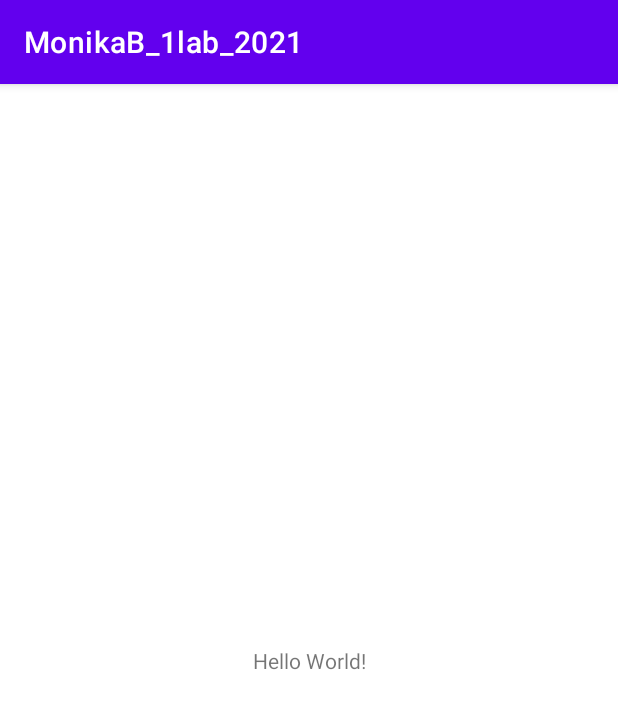
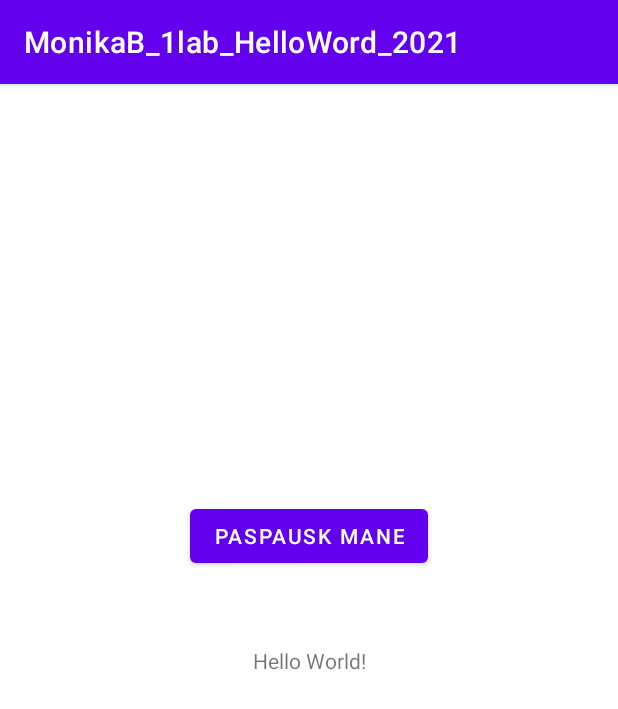
Before and after one commit to monikabar/MonikaB_1lab, an Android app: the screen it shows after launch (MainActivity), on a phone screen of 412 x 824 dp. Shown: the top 709 px of the screen. Run offline under Robolectric (Android 15) with nearby library versions, the phone set to English and light mode, and no system bars.

Commit message:
Pridetas mygtukas

```diff
--- a/app/src/main/res/layout/activity_main.xml
+++ b/app/src/main/res/layout/activity_main.xml
@@ -7,6 +7,7 @@
     tools:context=".MainActivity">
 
     <TextView
+        android:id="@+id/textView"
         android:layout_width="wrap_content"
         android:layout_height="wrap_content"
         android:text="Hello World!"
@@ -15,4 +16,18 @@
         app:layout_constraintRight_toRightOf="parent"
         app:layout_constraintTop_toTopOf="parent" />
 
+    <Button
+        android:id="@+id/button"
+        android:layout_width="wrap_content"
+        android:layout_height="wrap_content"
+        android:layout_marginStart="16dp"
+        android:layout_marginTop="268dp"
+        android:layout_marginEnd="16dp"
+        android:layout_marginBottom="40dp"
+        android:text="@string/btn_do_smth"
+        app:layout_constraintBottom_toTopOf="@+id/textView"
+        app:layout_constraintEnd_toEndOf="parent"
+        app:layout_constraintStart_toStartOf="parent"
+        app:layout_constraintTop_toTopOf="parent" />
+
 </androidx.constraintlayout.widget.ConstraintLayout>
--- a/app/src/main/res/values/strings.xml
+++ b/app/src/main/res/values/strings.xml
@@ -1,3 +1,4 @@
 <resources>
-    <string name="app_name">MonikaB_1lab_2021</string>
+    <string name="app_name">MonikaB_1lab_HelloWord_2021</string>
+    <string name="btn_do_smth">Paspausk mane</string>
 </resources>
```
